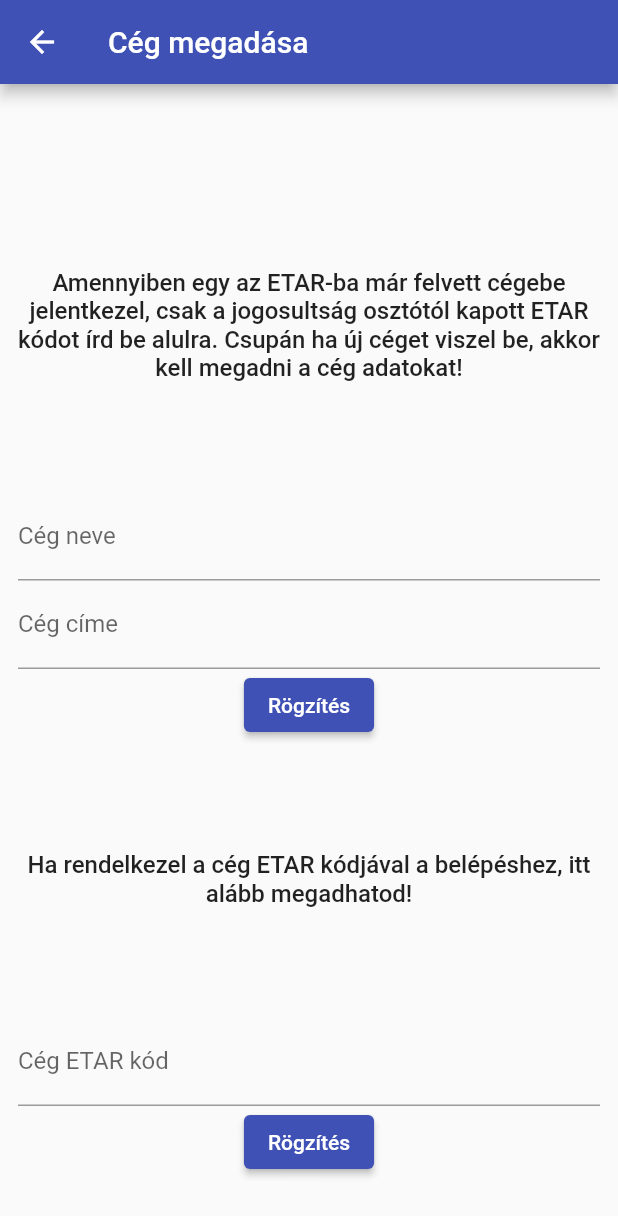
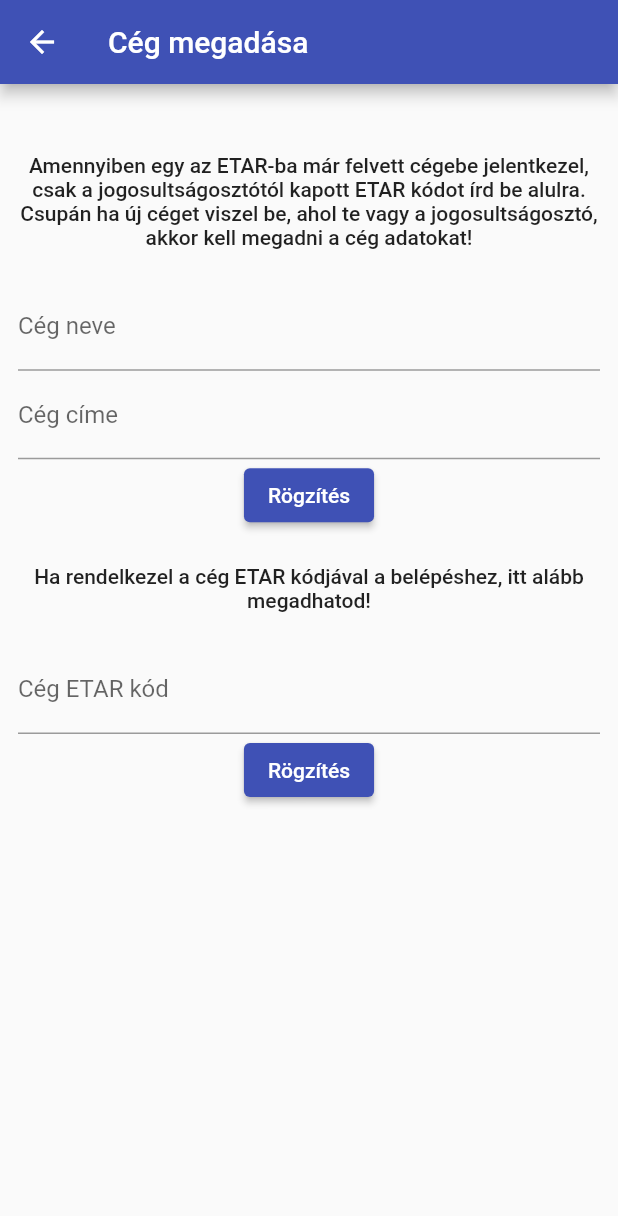
Before and after one commit to cohun/etar-q, a Flutter app: the screen it shows once a user with an empty profile is signed in, after a tap on the "add" icon, on a phone screen of 412 x 824 dp. Shown: the top 1216 px of the screen. Run offline on Flutter 3.47's test engine with Material 2 defaults, Android fonts, the phone set to English and light mode, and no system bars; our stand-ins replace cloud_firestore, dropdown_button2, equatable, firebase_auth, firebase_core, firebase_ui_firestore and 2 more; missing offline and left inert: firebase_ui_auth, firebase_ui_localizations; accounts and stored records are empty.

Commit message:
AddCompany addCounter

```diff
--- a/lib/src/data/counter.dart
+++ b/lib/src/data/counter.dart
@@ -7,7 +7,7 @@ class Counter extends Equatable {
     required this.address,
     required this.company,
   });
-  final String counter;
+  final num counter;
   final String address;
   final String company;
 
--- a/lib/src/data/firestore_repository.dart
+++ b/lib/src/data/firestore_repository.dart
@@ -9,10 +9,10 @@ class FirestoreRepository {
   final FirebaseFirestore _firestore;
 
   Future<void> addCounter(
-      {required String counter,
+      {required num counter,
       required String company,
       required String address}) async {
-    final docRef = _firestore.collection('counter').doc(counter);
+    final docRef = _firestore.collection('counter').doc(counter.toString());
 
     await docRef
         .set({'counter': counter, 'company': company, 'address': address});
--- a/lib/src/screens/add_company.dart
+++ b/lib/src/screens/add_company.dart
@@ -37,11 +37,21 @@ class _AddCompanyState extends ConsumerState<AddCompany> {
   @override
   Widget build(BuildContext context) {
     final firestoreRepository = ref.watch(firestoreRepositoryProvider);
-    return Scaffold(
+    void addCounter(num val, String company, String address) {
+      final counter = val + 1;
+      firestoreRepository.addCounter(
+          counter: counter, company: company, address: address);
+    }
+
+    return SafeArea(
+      child: Scaffold(
         appBar: AppBar(
-        title: Text('Cég megadása'),
+          title: const Text('Cég megadása'),
         ),
-      body: Column(
+        body: SingleChildScrollView(
+          child: SizedBox(
+            height: MediaQuery.of(context).size.height * 0.6,
+            child: Column(
               mainAxisAlignment: MainAxisAlignment.spaceAround,
               children: [
                 Padding(
@@ -54,11 +64,22 @@ class _AddCompanyState extends ConsumerState<AddCompany> {
                 ),
                 const Padding(
                   padding: EdgeInsets.all(8.0),
-            child: Text(
-              'Amennyiben egy az ETAR-ba már felvett cégebe jelentkezel, csak a jogosultság osztótól'
-              ' kapott ETAR kódot írd be alulra. Csupán ha új céget viszel be, akkor kell megadni a cég adatokat!',
-              style: TextStyle(fontSize: 16, fontWeight: FontWeight.w500),
+                  child: Column(
+                    children: [
+                      Text(
+                        'Amennyiben egy az ETAR-ba már felvett cégebe jelentkezel, csak a jogosultságosztótól'
+                        ' kapott ETAR kódot írd be alulra.',
+                        style: TextStyle(
+                            fontSize: 14, fontWeight: FontWeight.w500),
                         textAlign: TextAlign.center,
+                      ),
+                      Text(
+                        'Csupán ha új céget viszel be, ahol te vagy a jogosultságosztó, akkor kell megadni a cég adatokat!',
+                        style: TextStyle(
+                            fontSize: 14, fontWeight: FontWeight.w500),
+                        textAlign: TextAlign.center,
+                      )
+                    ],
                   ),
                 ),
                 Padding(
@@ -69,7 +90,8 @@ class _AddCompanyState extends ConsumerState<AddCompany> {
                       children: [
                         TextFormField(
                           controller: _companyController,
-                    decoration: const InputDecoration(label: Text('Cég neve')),
+                          decoration:
+                              const InputDecoration(label: Text('Cég neve')),
                           validator: (value) {
                             if (value == null || value.isEmpty) {
                               return 'Nem lehet üres';
@@ -80,7 +102,8 @@ class _AddCompanyState extends ConsumerState<AddCompany> {
                         ),
                         TextFormField(
                           controller: _addressController,
-                    decoration: const InputDecoration(label: Text('Cég címe')),
+                          decoration:
+                              const InputDecoration(label: Text('Cég címe')),
                           validator: (value) {
                             if (value == null || value.isEmpty) {
                               return 'Nem lehet üres';
@@ -103,9 +126,13 @@ class _AddCompanyState extends ConsumerState<AddCompany> {
                                               '${_companyController.text} Már van ilyen néven cég! Próbáld a cég ETAR kódjával a belépést.')),
                                     );
                                   } else {
-                              firestoreRepository.countCounter().get().then(
-                                  (value) =>
-                                      print(value.docs[0].data().counter));
+                                    firestoreRepository
+                                        .countCounter()
+                                        .get()
+                                        .then((value) => addCounter(
+                                            value.docs[0].data().counter,
+                                            _companyController.text,
+                                            _addressController.text));
                                     ScaffoldMessenger.of(context).showSnackBar(
                                       SnackBar(
                                           content: Text(
@@ -121,28 +148,29 @@ class _AddCompanyState extends ConsumerState<AddCompany> {
                   ),
                 ),
                 const Padding(
-            padding: const EdgeInsets.all(8.0),
+                  padding: EdgeInsets.all(8.0),
                   child: Text(
                     'Ha rendelkezel a cég ETAR kódjával a belépéshez, itt alább megadhatod!',
                     textAlign: TextAlign.center,
-              style: TextStyle(fontSize: 16, fontWeight: FontWeight.w500),
+                    style: TextStyle(fontSize: 14, fontWeight: FontWeight.w500),
                   ),
                 ),
                 Padding(
-            padding: EdgeInsets.all(12),
+                  padding: const EdgeInsets.all(12),
                   child: Form(
                     key: _counterKey,
                     child: Column(
                       children: [
                         TextFormField(
                           controller: _counterController,
-                    decoration:
-                        const InputDecoration(label: Text('Cég ETAR kód')),
+                          decoration: const InputDecoration(
+                              label: Text('Cég ETAR kód')),
                           validator: (value) {
                             if (value == null || value.isEmpty) {
                               return 'Nem lehet üres';
                             }
-                      bool counterlValid = RegExp(r"^[0-9]*$").hasMatch(value);
+                            bool counterlValid =
+                                RegExp(r"^[0-9]*$").hasMatch(value);
 
                             if (!counterlValid) {
                               return 'Csak számok lehetnek!';
@@ -162,13 +190,16 @@ class _AddCompanyState extends ConsumerState<AddCompany> {
                                 );
                               }
                             },
-                      child: Text('Rögzítés'))
+                            child: const Text('Rögzítés'))
                       ],
                     ),
                   ),
                 ),
               ],
             ),
+          ),
+        ),
+      ),
     );
   }
 }
```
Lines whose indentation alone changed are shown as unchanged.
